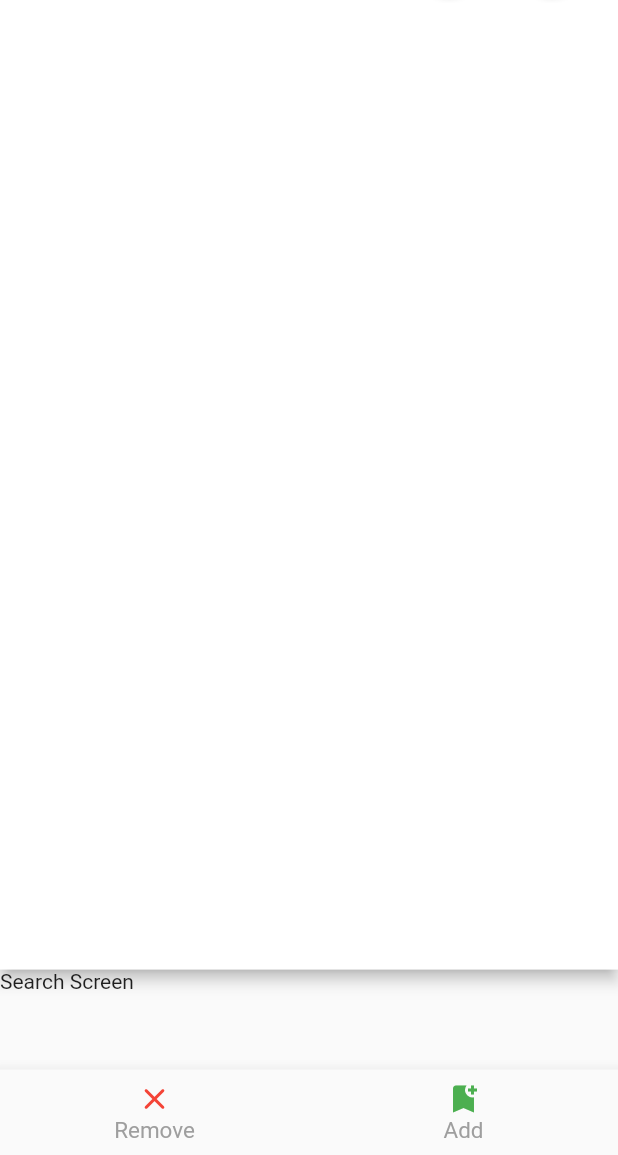
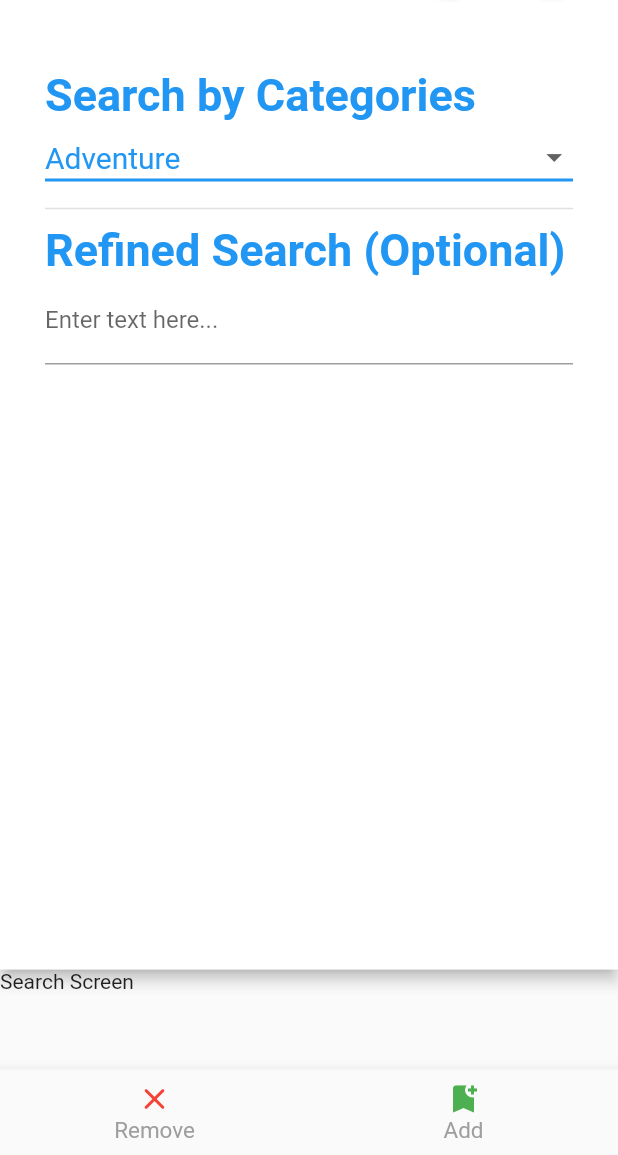
Before and after one commit to CiaranJohnson/judge_a_book_by_its_cover, a Flutter app: the SearchScreen screen opened by its route, on a phone screen of 412 x 824 dp, the part 81-1236 px from its top. Run offline on Flutter 3.47's test engine with Material 2 defaults, Android fonts, the phone set to English and light mode, and no system bars; network calls fail.

Commit message:
Search refinement UI implemented

```diff
--- a/lib/screens/search_screen.dart
+++ b/lib/screens/search_screen.dart
@@ -3,6 +3,8 @@ import 'package:flutter/material.dart';
 import 'package:judge_a_book_by_its_cover/screens/wishlist_screen.dart';
 import 'package:judge_a_book_by_its_cover/widgets/add_remove_nav_bar.dart';
 import 'package:judge_a_book_by_its_cover/widgets/my_app_bar.dart';
+
+import '../constants.dart';
 
 class SearchScreen extends StatefulWidget {
   static const String id = "search_screen";
@@ -11,24 +13,172 @@ class SearchScreen extends StatefulWidget {
 }
 
 class _SearchScreenState extends State<SearchScreen> {
+  String categoryValue = "Adventure";
+
   @override
   Widget build(BuildContext context) {
     return Scaffold(
       appBar: PreferredSize(
         preferredSize:
             Size.fromHeight(MediaQuery.of(context).size.height * 8.5 / 10),
-        child: MyAppBar(
-          leadingWidget: IconButton(
+        child: AppBar(
+          backgroundColor: Colors.white,
+          leading: IconButton(
             icon: Icon(
               Icons.keyboard_arrow_up,
               color: Colors.blueGrey,
             ),
             onPressed: () => Navigator.of(context).pop(),
           ),
-          wishlistFunction: () =>
-              Navigator.pushNamed(context, WishlistScreen.id),
-          searchFunction: () => print('Searching...'),
+          title: Text(
+            kAppBarTitle,
+            style: TextStyle(
+              color: Colors.blue,
+            ),
+          ),
+          actions: [
+            Padding(
+              padding: const EdgeInsets.only(
+                top: 8.0,
+                bottom: 8.0,
+              ),
+              child: Container(
+                height: MediaQuery.of(context).size.height / 17,
+                width: MediaQuery.of(context).size.height / 17,
+                child: MaterialButton(
+                  onPressed: () =>
+                      Navigator.pushNamed(context, WishlistScreen.id),
+                  color: Colors.blue,
+                  textColor: Colors.white,
+                  child: Icon(
+                    Icons.bookmark,
+                    size: 30.0,
+                  ),
+                  padding: EdgeInsets.all(2.0),
+                  shape: CircleBorder(),
+                ),
+              ),
+            ),
+            Padding(
+              padding: const EdgeInsets.only(
+                left: 20.0,
+                top: 8.0,
+                right: 20.0,
+                bottom: 8.0,
+              ),
+              child: Container(
+                height: MediaQuery.of(context).size.height / 17,
+                width: MediaQuery.of(context).size.height / 17,
+                child: MaterialButton(
+                  onPressed: () => print('Searching...'),
+                  color: Colors.blue,
+                  textColor: Colors.white,
+                  child: Icon(
+                    Icons.search,
+                    size: 25.0,
+                  ),
+                  padding: EdgeInsets.all(2.0),
+                  shape: CircleBorder(),
+                ),
+              ),
+            ),
+          ],
+          flexibleSpace: Container(
+            padding: EdgeInsets.only(
+              left: 30.0,
+              right: 30.0,
+              top: 100.0,
+            ),
+            child: Column(
+              children: [
+                Container(
+                  width: MediaQuery.of(context).size.width,
+                  child: Text(
+                    'Search by Categories',
+                    style: TextStyle(
+                      color: Colors.blue,
+                      fontWeight: FontWeight.bold,
+                      fontSize: 30.0,
+                    ),
+                  ),
+                ),
+                Container(
+                  width: MediaQuery.of(context).size.width,
+                  child: DropdownButton<String>(
+                    value: categoryValue,
+                    isExpanded: true,
+                    icon: const Icon(Icons.arrow_drop_down),
+                    iconSize: 25,
+                    elevation: 16,
+                    style: const TextStyle(
+                      color: Colors.blue,
+                      fontSize: 20.0,
+                    ),
+                    underline: Container(
+                      height: 2,
+                      width: MediaQuery.of(context).size.width,
+                      color: Colors.blue,
+                    ),
+                    onChanged: (String? newValue) {
+                      setState(() {
+                        categoryValue = newValue!;
+                      });
+                    },
+                    items: <String>[
+                      'N/A',
+                      'Adventure',
+                      'Cooking',
+                      'Fiction',
+                      'Non-Fiction',
+                      'Poetry',
+                      'Romantic'
+                    ].map<DropdownMenuItem<String>>((String value) {
+                      return DropdownMenuItem<String>(
+                        value: value,
+                        child: Text(value),
+                      );
+                    }).toList(),
+                  ),
+                ),
+                Divider(
+                  height: 20.0,
+                  thickness: 1.0,
+                ),
+                Container(
+                  width: MediaQuery.of(context).size.width,
+                  child: Text(
+                    'Refined Search (Optional)',
+                    style: TextStyle(
+                      color: Colors.blue,
+                      fontWeight: FontWeight.bold,
+                      fontSize: 30.0,
+                    ),
+                  ),
+                ),
+                Container(
+                  width: MediaQuery.of(context).size.width,
+                  child: TextField(
+                    decoration: InputDecoration(
+                      labelText: 'Enter text here...',
+                    ),
+                  ),
+                ),
+              ],
+            ),
+          ),
         ),
+        // child: MyAppBar(
+        //   leadingWidget: IconButton(
+        //     icon: Icon(
+        //       Icons.keyboard_arrow_up,
+        //       color: Colors.blueGrey,
+        //     ),
+        //     onPressed: () => Navigator.of(context).pop(),
+        //   ),
+        //   wishlistFunction: () =>
+        //       Navigator.pushNamed(context, WishlistScreen.id),
+        //   searchFunction: () => print('Searching...'),
+        // ),
       ),
       body: Container(
         child: Text(
```
